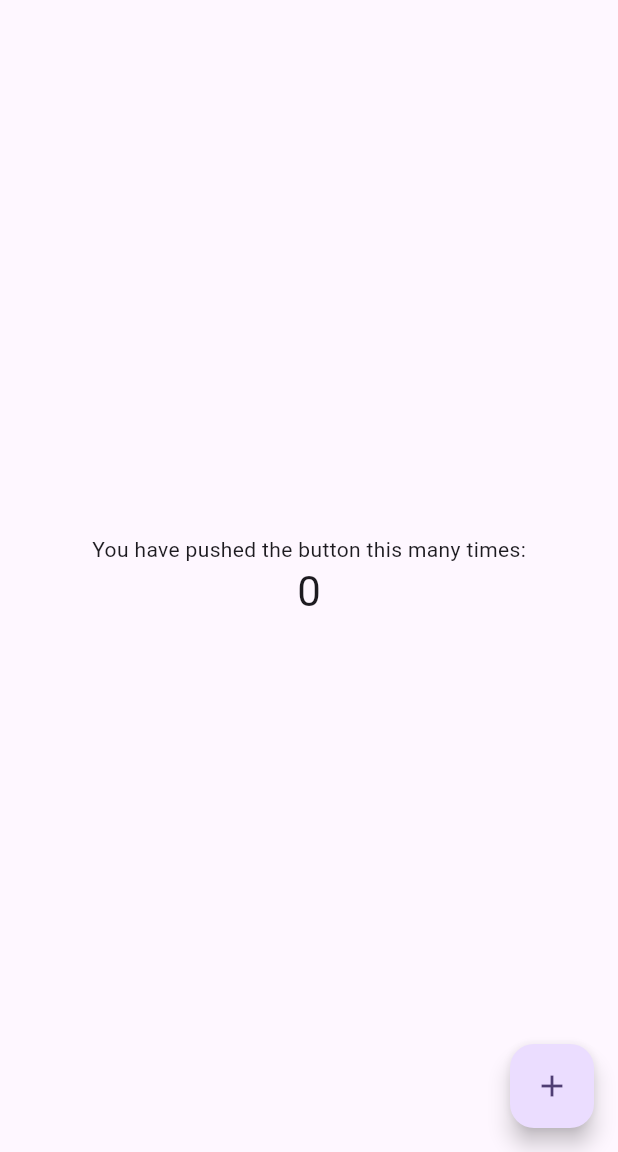
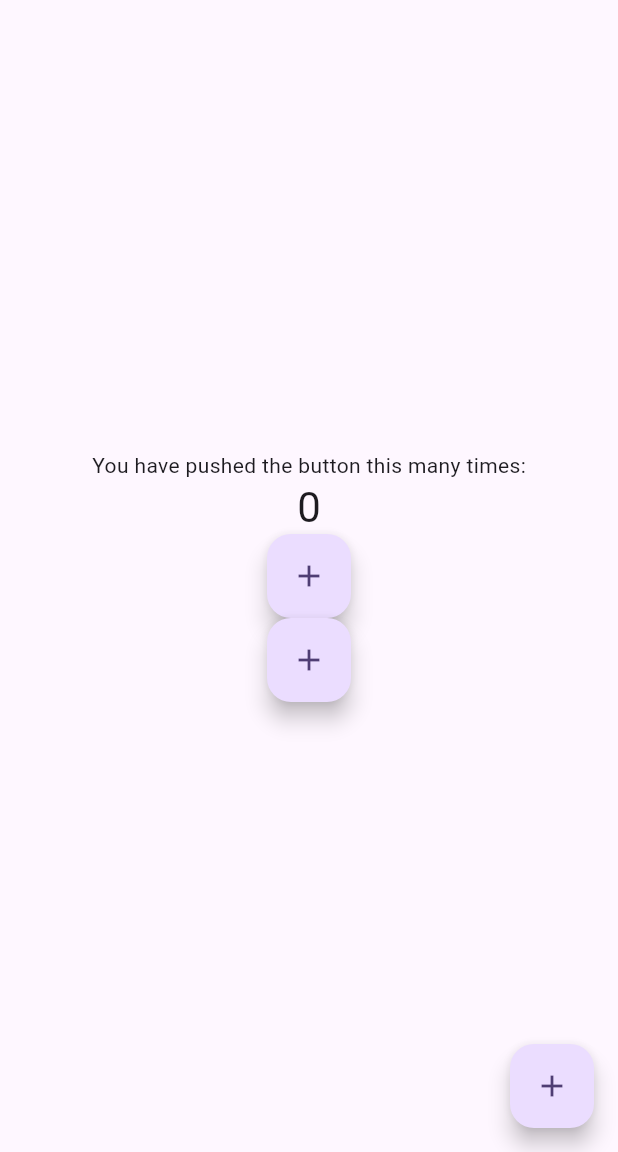
Before and after one commit to sudharsan-selvaraj/flutter-learnings, a Flutter app: the screen it shows after launch, on a phone screen of 412 x 824 dp, the part 84-1236 px from its top. Run offline on Flutter 3.47's test engine with Material 3 defaults, Android fonts, the phone set to English and light mode, and no system bars.

Commit message:
app changes

```diff
--- a/counter_app/lib/main.dart
+++ b/counter_app/lib/main.dart
@@ -68,6 +68,18 @@ class _MyHomePageState extends State<MyHomePage> {
     });
   }
 
+  void _incrementCounterDouble() {
+    setState(() {
+      // This call to setState tells the Flutter framework that something has
+      // changed in this State, which causes it to rerun the build method below
+      // so that the display can reflect the updated values. If we changed
+      // _counter without calling setState(), then the build method would not be
+      // called again, and so nothing would appear to happen.
+      _counter++;
+      _counter++;
+    });
+  }
+
   @override
   Widget build(BuildContext context) {
     // This method is rerun every time setState is called, for instance as done
@@ -87,6 +99,7 @@ class _MyHomePageState extends State<MyHomePage> {
         title: Text(widget.title),
       ),
       body: Center(
+        key: const ValueKey('body'),
         // Center is a layout widget. It takes a single child and positions it
         // in the middle of the parent.
         child: Column(
@@ -104,6 +117,7 @@ class _MyHomePageState extends State<MyHomePage> {
           // action in the IDE, or press "p" in the console), to see the
           // wireframe for each widget.
           mainAxisAlignment: MainAxisAlignment.center,
+
           children: <Widget>[
             const Text(
               'You have pushed the button this many times:',
@@ -112,6 +126,27 @@ class _MyHomePageState extends State<MyHomePage> {
               '$_counter',
               style: Theme.of(context).textTheme.headlineMedium,
             ),
+            GestureDetector(
+              onDoubleTap: _incrementCounterDouble,
+              child: FloatingActionButton(
+                onPressed: _incrementCounter,
+                tooltip: 'Increment',
+                key: const ValueKey('increment'),
+                child: const Icon(Icons.add),
+              ),
+            ),
+            Column(
+              key: const ValueKey('new_column'),
+              mainAxisAlignment: MainAxisAlignment.center,
+              children: [
+                FloatingActionButton(
+                  onPressed: _incrementCounter,
+                  tooltip: 'Increment',
+                  key: const ValueKey('increment'),
+                  child: const Icon(Icons.add),
+                )
+              ],
+            )
           ],
         ),
       ),
```
Also changed, not shown: counter_app/pubspec.lock, 2 other files.
